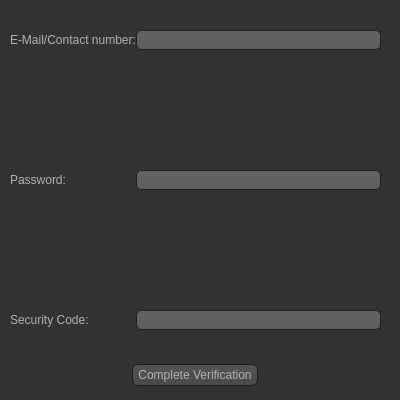
Above: UI/Verification_Screen.ui from 1412kauti/ProjectHurricane before the change. Below: the same form after it.
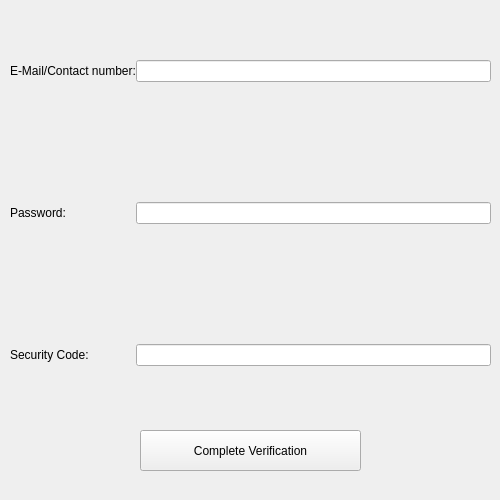
That is the form after the change. Icons and pictures are not drawn.

What changed in the file:
```diff
--- a/UI/Verification_Screen.ui
+++ b/UI/Verification_Screen.ui
@@ -6,8 +6,8 @@
    <rect>
     <x>0</x>
     <y>0</y>
-    <width>400</width>
-    <height>400</height>
+    <width>500</width>
+    <height>500</height>
    </rect>
   </property>
   <property name="sizePolicy">
@@ -18,547 +18,29 @@
   </property>
   <property name="minimumSize">
    <size>
-    <width>400</width>
-    <height>400</height>
+    <width>500</width>
+    <height>500</height>
    </size>
   </property>
   <property name="maximumSize">
    <size>
-    <width>400</width>
-    <height>400</height>
+    <width>500</width>
+    <height>500</height>
    </size>
   </property>
   <property name="windowTitle">
    <string>Form</string>
   </property>
   <property name="styleSheet">
-   <string notr="true">QToolTip
-{
-     border: 1px solid black;
-     background-color: #ffa02f;
-     padding: 1px;
-     border-radius: 3px;
-     opacity: 100;
-}
-
-QWidget
-{
-    color: #b1b1b1;
-    background-color: #323232;
-}
-
-QTreeView, QListView
-{
-    background-color: silver;
-    margin-left: 5px;
-}
-
-QWidget:item:hover
-{
-    background-color: QLinearGradient( x1: 0, y1: 0, x2: 0, y2: 1, stop: 0 #ffa02f, stop: 1 #ca0619);
-    color: #000000;
-}
-
-QWidget:item:selected
-{
-    background-color: QLinearGradient( x1: 0, y1: 0, x2: 0, y2: 1, stop: 0 #ffa02f, stop: 1 #d7801a);
-}
-
-QMenuBar::item
-{
-    background: transparent;
-}
-
-QMenuBar::item:selected
-{
-    background: transparent;
-    border: 1px solid #ffaa00;
-}
-
-QMenuBar::item:pressed
-{
-    background: #444;
-    border: 1px solid #000;
-    background-color: QLinearGradient(
-        x1:0, y1:0,
-        x2:0, y2:1,
-        stop:1 #212121,
-        stop:0.4 #343434/*,
-        stop:0.2 #343434,
-        stop:0.1 #ffaa00*/
-    );
-    margin-bottom:-1px;
-    padding-bottom:1px;
-}
-
-QMenu
-{
-    border: 1px solid #000;
-}
-
-QMenu::item
-{
-    padding: 2px 20px 2px 20px;
-}
-
-QMenu::item:selected
-{
-    color: #000000;
-}
-
-QWidget:disabled
-{
-    color: #808080;
-    background-color: #323232;
-}
-
-QAbstractItemView
-{
-    background-color: QLinearGradient( x1: 0, y1: 0, x2: 0, y2: 1, stop: 0 #4d4d4d, stop: 0.1 #646464, stop: 1 #5d5d5d);
-}
-
-QWidget:focus
-{
-    /*border: 1px solid darkgray;*/
-}
-
-QLineEdit
-{
-    background-color: QLinearGradient( x1: 0, y1: 0, x2: 0, y2: 1, stop: 0 #4d4d4d, stop: 0 #646464, stop: 1 #5d5d5d);
-    padding: 1px;
-    border-style: solid;
-    border: 1px solid #1e1e1e;
-    border-radius: 5;
-}
-
-QPushButton
-{
-    color: #b1b1b1;
-    background-color: QLinearGradient( x1: 0, y1: 0, x2: 0, y2: 1, stop: 0 #565656, stop: 0.1 #525252, stop: 0.5 #4e4e4e, stop: 0.9 #4a4a4a, stop: 1 #464646);
-    border-width: 1px;
-    border-color: #1e1e1e;
-    border-style: solid;
-    border-radius: 6;
-    padding: 3px;
-    font-size: 12px;
-    padding-left: 5px;
-    padding-right: 5px;
-    min-width: 40px;
-}
-
-QPushButton:pressed
-{
-    background-color: QLinearGradient( x1: 0, y1: 0, x2: 0, y2: 1, stop: 0 #2d2d2d, stop: 0.1 #2b2b2b, stop: 0.5 #292929, stop: 0.9 #282828, stop: 1 #252525);
-}
-
-QComboBox
-{
-    selection-background-color: #ffaa00;
-    background-color: QLinearGradient( x1: 0, y1: 0, x2: 0, y2: 1, stop: 0 #565656, stop: 0.1 #525252, stop: 0.5 #4e4e4e, stop: 0.9 #4a4a4a, stop: 1 #464646);
-    border-style: solid;
-    border: 1px solid #1e1e1e;
-    border-radius: 5;
-}
-
-QComboBox:hover,QPushButton:hover
-{
-    border: 2px solid QLinearGradient( x1: 0, y1: 0, x2: 0, y2: 1, stop: 0 #ffa02f, stop: 1 #d7801a);
-}
-
-
-QComboBox:on
-{
-    padding-top: 3px;
-    padding-left: 4px;
-    background-color: QLinearGradient( x1: 0, y1: 0, x2: 0, y2: 1, stop: 0 #2d2d2d, stop: 0.1 #2b2b2b, stop: 0.5 #292929, stop: 0.9 #282828, stop: 1 #252525);
-    selection-background-color: #ffaa00;
-}
-
-QComboBox QAbstractItemView
-{
-    border: 2px solid darkgray;
-    selection-background-color: QLinearGradient( x1: 0, y1: 0, x2: 0, y2: 1, stop: 0 #ffa02f, stop: 1 #d7801a);
-}
-
-QComboBox::drop-down
-{
-     subcontrol-origin: padding;
-     subcontrol-position: top right;
-     width: 15px;
-
-     border-left-width: 0px;
-     border-left-color: darkgray;
-     border-left-style: solid; /* just a single line */
-     border-top-right-radius: 3px; /* same radius as the QComboBox */
-     border-bottom-right-radius: 3px;
- }
-
-QComboBox::down-arrow
-{
-     image: url(:/dark_orange/img/down_arrow.png);
-}
-
-QGroupBox
-{
-    border: 1px solid darkgray;
-    margin-top: 10px;
-}
-
-QGroupBox:focus
-{
-    border: 1px solid darkgray;
-}
-
-QTextEdit:focus
-{
-    border: 1px solid darkgray;
-}
-
-QScrollBar:horizontal {
-     border: 1px solid #222222;
-     background: QLinearGradient( x1: 0, y1: 0, x2: 0, y2: 1, stop: 0.0 #121212, stop: 0.2 #282828, stop: 1 #484848);
-     height: 7px;
-     margin: 0px 16px 0 16px;
-}
-
-QScrollBar::handle:horizontal
-{
-      background: QLinearGradient( x1: 0, y1: 0, x2: 1, y2: 0, stop: 0 #ffa02f, stop: 0.5 #d7801a, stop: 1 #ffa02f);
-      min-height: 20px;
-      border-radius: 2px;
-}
-
-QScrollBar::add-line:horizontal {
-      border: 1px solid #1b1b19;
-      border-radius: 2px;
-      background: QLinearGradient( x1: 0, y1: 0, x2: 1, y2: 0, stop: 0 #ffa02f, stop: 1 #d7801a);
-      width: 14px;
-      subcontrol-position: right;
-      subcontrol-origin: margin;
-}
-
-QScrollBar::sub-line:horizontal {
-      border: 1px solid #1b1b19;
-      border-radius: 2px;
-      background: QLinearGradient( x1: 0, y1: 0, x2: 1, y2: 0, stop: 0 #ffa02f, stop: 1 #d7801a);
-      width: 14px;
-     subcontrol-position: left;
-     subcontrol-origin: margin;
-}
-
-QScrollBar::right-arrow:horizontal, QScrollBar::left-arrow:horizontal
-{
-      border: 1px solid black;
-      width: 1px;
-      height: 1px;
-      background: white;
-}
-
-QScrollBar::add-page:horizontal, QScrollBar::sub-page:horizontal
-{
-      background: none;
-}
-
-QScrollBar:vertical
-{
-      background: QLinearGradient( x1: 0, y1: 0, x2: 1, y2: 0, stop: 0.0 #121212, stop: 0.2 #282828, stop: 1 #484848);
-      width: 7px;
-      margin: 16px 0 16px 0;
-      border: 1px solid #222222;
-}
-
-QScrollBar::handle:vertical
-{
-      background: QLinearGradient( x1: 0, y1: 0, x2: 0, y2: 1, stop: 0 #ffa02f, stop: 0.5 #d7801a, stop: 1 #ffa02f);
-      min-height: 20px;
-      border-radius: 2px;
-}
-
-QScrollBar::add-line:vertical
-{
-      border: 1px solid #1b1b19;
-      border-radius: 2px;
-      background: QLinearGradient( x1: 0, y1: 0, x2: 0, y2: 1, stop: 0 #ffa02f, stop: 1 #d7801a);
-      height: 14px;
-      subcontrol-position: bottom;
-      subcontrol-origin: margin;
-}
-
-QScrollBar::sub-line:vertical
-{
-      border: 1px solid #1b1b19;
-      border-radius: 2px;
-      background: QLinearGradient( x1: 0, y1: 0, x2: 0, y2: 1, stop: 0 #d7801a, stop: 1 #ffa02f);
-      height: 14px;
-      subcontrol-position: top;
-      subcontrol-origin: margin;
-}
-
-QScrollBar::up-arrow:vertical, QScrollBar::down-arrow:vertical
-{
-      border: 1px solid black;
-      width: 1px;
-      height: 1px;
-      background: white;
-}
-
-
-QScrollBar::add-page:vertical, QScrollBar::sub-page:vertical
-{
-      background: none;
-}
-
-QTextEdit
-{
-    background-color: #242424;
-}
-
-QPlainTextEdit
-{
-    background-color: #242424;
-}
-
-QHeaderView::section
-{
-    background-color: QLinearGradient(x1:0, y1:0, x2:0, y2:1, stop:0 #616161, stop: 0.5 #505050, stop: 0.6 #434343, stop:1 #656565);
-    color: white;
-    padding-left: 4px;
-    border: 1px solid #6c6c6c;
-}
-
-QCheckBox:disabled
-{
-color: #414141;
-}
-
-QDockWidget::title
-{
-    text-align: center;
-    spacing: 3px; /* spacing between items in the tool bar */
-    background-color: QLinearGradient(x1:0, y1:0, x2:0, y2:1, stop:0 #323232, stop: 0.5 #242424, stop:1 #323232);
-}
-
-QDockWidget::close-button, QDockWidget::float-button
-{
-    text-align: center;
-    spacing: 1px; /* spacing between items in the tool bar */
-    background-color: QLinearGradient(x1:0, y1:0, x2:0, y2:1, stop:0 #323232, stop: 0.5 #242424, stop:1 #323232);
-}
-
-QDockWidget::close-button:hover, QDockWidget::float-button:hover
-{
-    background: #242424;
-}
-
-QDockWidget::close-button:pressed, QDockWidget::float-button:pressed
-{
-    padding: 1px -1px -1px 1px;
-}
-
-QMainWindow::separator
-{
-    background-color: QLinearGradient(x1:0, y1:0, x2:0, y2:1, stop:0 #161616, stop: 0.5 #151515, stop: 0.6 #212121, stop:1 #343434);
-    color: white;
-    padding-left: 4px;
-    border: 1px solid #4c4c4c;
-    spacing: 3px; /* spacing between items in the tool bar */
-}
-
-QMainWindow::separator:hover
-{
-
-    background-color: QLinearGradient(x1:0, y1:0, x2:0, y2:1, stop:0 #d7801a, stop:0.5 #b56c17 stop:1 #ffa02f);
-    color: white;
-    padding-left: 4px;
-    border: 1px solid #6c6c6c;
-    spacing: 3px; /* spacing between items in the tool bar */
-}
-
-QToolBar::handle
-{
-     spacing: 3px; /* spacing between items in the tool bar */
-     background: url(:/dark_orange/img/handle.png);
-}
-
-QMenu::separator
-{
-    height: 2px;
-    background-color: QLinearGradient(x1:0, y1:0, x2:0, y2:1, stop:0 #161616, stop: 0.5 #151515, stop: 0.6 #212121, stop:1 #343434);
-    color: white;
-    padding-left: 4px;
-    margin-left: 10px;
-    margin-right: 5px;
-}
-
-QProgressBar
-{
-    border: 2px solid grey;
-    border-radius: 5px;
-    text-align: center;
-}
-
-QProgressBar::chunk
-{
-    background-color: #d7801a;
-    width: 2.15px;
-    margin: 0.5px;
-}
-
-QTabBar::tab {
-    color: #b1b1b1;
-    border: 1px solid #444;
-    border-bottom-style: none;
-    background-color: #323232;
-    padding-left: 10px;
-    padding-right: 10px;
-    padding-top: 3px;
-    padding-bottom: 2px;
-    margin-right: -1px;
-}
-
-QTabWidget::pane {
-    border: 1px solid #444;
-    top: 1px;
-}
-
-QTabBar::tab:last
-{
-    margin-right: 0; /* the last selected tab has nothing to overlap with on the right */
-    border-top-right-radius: 3px;
-}
-
-QTabBar::tab:first:!selected
-{
- margin-left: 0px; /* the last selected tab has nothing to overlap with on the right */
-
-
-    border-top-left-radius: 3px;
-}
-
-QTabBar::tab:!selected
-{
-    color: #b1b1b1;
-    border-bottom-style: solid;
-    margin-top: 3px;
-    background-color: QLinearGradient(x1:0, y1:0, x2:0, y2:1, stop:1 #212121, stop:.4 #343434);
-}
-
-QTabBar::tab:selected
-{
-    border-top-left-radius: 3px;
-    border-top-right-radius: 3px;
-    margin-bottom: 0px;
-}
-
-QTabBar::tab:!selected:hover
-{
-    /*border-top: 2px solid #ffaa00;
-    padding-bottom: 3px;*/
-    border-top-left-radius: 3px;
-    border-top-right-radius: 3px;
-    background-color: QLinearGradient(x1:0, y1:0, x2:0, y2:1, stop:1 #212121, stop:0.4 #343434, stop:0.2 #343434, stop:0.1 #ffaa00);
-}
-
-QRadioButton::indicator:checked, QRadioButton::indicator:unchecked{
-    color: #b1b1b1;
-    background-color: #323232;
-    border: 1px solid #b1b1b1;
-    border-radius: 6px;
-}
-
-QRadioButton::indicator:checked
-{
-    background-color: qradialgradient(
-        cx: 0.5, cy: 0.5,
-        fx: 0.5, fy: 0.5,
-        radius: 1.0,
-        stop: 0.25 #ffaa00,
-        stop: 0.3 #323232
-    );
-}
-
-QCheckBox::indicator{
-    color: #b1b1b1;
-    background-color: #323232;
-    border: 1px solid #b1b1b1;
-    width: 9px;
-    height: 9px;
-}
-
-QRadioButton::indicator
-{
-    border-radius: 6px;
-}
-
-QRadioButton::indicator:hover, QCheckBox::indicator:hover
-{
-    border: 1px solid #ffaa00;
-}
-
-QCheckBox::indicator:checked
-{
-    image:url(:/dark_orange/img/checkbox.png);
-}
-
-QCheckBox::indicator:disabled, QRadioButton::indicator:disabled
-{
-    border: 1px solid #444;
-}
-
-
-QSlider::groove:horizontal {
-    border: 1px solid #3A3939;
-    height: 8px;
-    background: #201F1F;
-    margin: 2px 0;
-    border-radius: 2px;
-}
-
-QSlider::handle:horizontal {
-    background: QLinearGradient( x1: 0, y1: 0, x2: 0, y2: 1,
-      stop: 0.0 silver, stop: 0.2 #a8a8a8, stop: 1 #727272);
-    border: 1px solid #3A3939;
-    width: 14px;
-    height: 14px;
-    margin: -4px 0;
-    border-radius: 2px;
-}
-
-QSlider::groove:vertical {
-    border: 1px solid #3A3939;
-    width: 8px;
-    background: #201F1F;
-    margin: 0 0px;
-    border-radius: 2px;
-}
-
-QSlider::handle:vertical {
-    background: QLinearGradient( x1: 0, y1: 0, x2: 0, y2: 1, stop: 0.0 silver,
-      stop: 0.2 #a8a8a8, stop: 1 #727272);
-    border: 1px solid #3A3939;
-    width: 14px;
-    height: 14px;
-    margin: 0 -4px;
-    border-radius: 2px;
-}
-
-QAbstractSpinBox {
-    padding-top: 2px;
-    padding-bottom: 2px;
-    border: 1px solid darkgray;
-
-    border-radius: 2px;
-    min-width: 50px;
-}
-</string>
+   <string notr="true"/>
   </property>
   <widget class="QWidget" name="formLayoutWidget">
    <property name="geometry">
     <rect>
      <x>10</x>
      <y>10</y>
-     <width>371</width>
-     <height>362</height>
+     <width>481</width>
+     <height>401</height>
     </rect>
    </property>
    <layout class="QFormLayout" name="formLayout">
@@ -569,7 +51,7 @@
      <number>120</number>
     </property>
     <property name="topMargin">
-     <number>20</number>
+     <number>50</number>
     </property>
     <item row="0" column="0">
      <widget class="QLabel" name="label">
@@ -606,17 +88,17 @@
   <widget class="QWidget" name="horizontalLayoutWidget">
    <property name="geometry">
     <rect>
-     <x>130</x>
-     <y>360</y>
-     <width>131</width>
-     <height>31</height>
+     <x>140</x>
+     <y>430</y>
+     <width>221</width>
+     <height>41</height>
     </rect>
    </property>
    <layout class="QHBoxLayout" name="horizontalLayout">
     <item>
      <widget class="QPushButton" name="Complete_Verification">
       <property name="sizePolicy">
-       <sizepolicy hsizetype="Maximum" vsizetype="Maximum">
+       <sizepolicy hsizetype="Minimum" vsizetype="Preferred">
         <horstretch>0</horstretch>
         <verstretch>0</verstretch>
        </sizepolicy>
```
